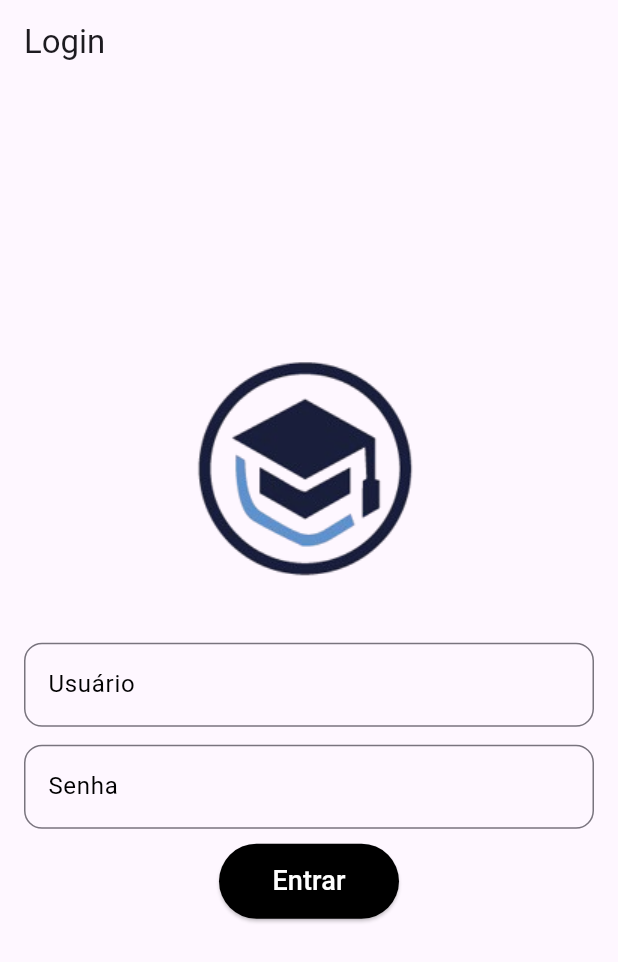
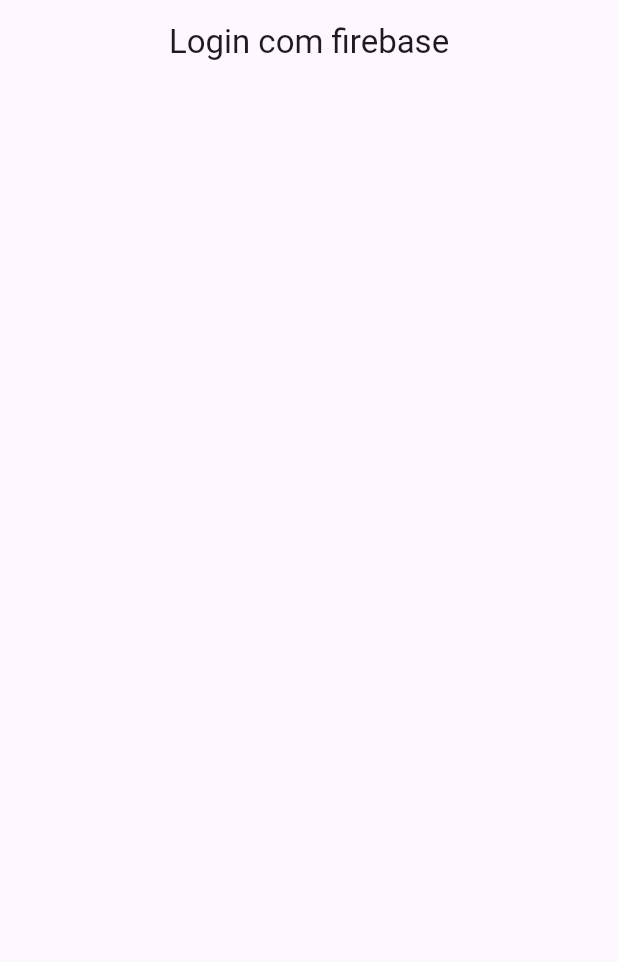
Before and after one commit to VinioVnz/utilidades, a Flutter app: the screen it shows after launch, on a phone screen of 412 x 824 dp. Shown: the top 962 px of the screen. Run offline on Flutter 3.47's test engine with Material 3 defaults, Android fonts, the phone set to English and light mode, and no system bars; our stand-ins replace firebase_core, flutter_bloc, flutter_multi_formatter, flutter_riverpod, font_awesome_flutter, shared_preferences and 1 more; accounts and stored records are empty; generated files the repository leaves out were written again.

Commit message:
firebase

```diff
--- /dev/null
+++ b/devtools_options.yaml
@@ -0,0 +1,3 @@
+description: This file stores settings for Dart & Flutter DevTools.
+documentation: https://docs.flutter.dev/tools/devtools/extensions#configure-extension-enablement-states
+extensions:
--- a/lib/src/app/app_widget.dart
+++ b/lib/src/app/app_widget.dart
@@ -1,5 +1,6 @@
 import 'package:flutter/material.dart';
 import 'package:utilidades/src/app/app_routes.dart';
+import 'package:utilidades/src/views/firebase_login_view.dart';
 import 'package:utilidades/src/views/login_view.dart';
 
 class AppWidget extends StatelessWidget {
@@ -10,9 +11,10 @@ class AppWidget extends StatelessWidget {
     return MaterialApp(
       debugShowCheckedModeBanner: false,
       title: "Utilidades",
-      initialRoute: "/home",
+      initialRoute: "/loginfirebase",
       routes: {
         '/login' :(context) => LoginView(),
+        '/loginfirebase' : (context) => FirebaseLoginView(),
         ...generateRoutes()
       },
     );
--- /dev/null
+++ b/lib/src/explicacao.txt
@@ -0,0 +1,21 @@
+FIREBASE
+firebase é uma plataforma da google para desenvolvimento de aplicativos
+web e mobile ele forece um conjunto de serviços prontos que ajudam você a
+construir, melhorar e escalar aplicativos rapidamente, 'sem precisar criar tudo
+no back-end'
+
+PRINCIPAIS FUNCIONALIDADES
+- Autenticação - login com e-mail/senha, google, facebook, apple, telefone e etc
+- Firestate - banco de dados noSQL em tempo real, escalável e com sincronização
+automática
+- Realtime database - banco de dados noSQL com foco em dados em tempo real
+- Storage - Armazenamento de arquivos(imagens, videos, pdf e etc)
+- Hosting - hospedagem rápida para sites estáticos como flutter web, react, angular e etc
+- Functios - funções servless com node.js para lógica no back-end
+- Analytics - monitoramento de uso, comportamento de usuário, eventos e etc
+- Crashlytics - relatórios de erros em tempo real(crash reports)
+- remote configs - personalização de comportamento do app remotamente
+- cloud messaging (FCM) - envio de notificações push para android, ios e web
+
+O firebase tem um plano gratuito para pequenos projetos e é bem generoso e um plano
+pago para projetos que escalaram.
--- /dev/null
+++ b/lib/src/views/firebase_login_view.dart
@@ -0,0 +1,20 @@
+import 'package:flutter/material.dart';
+
+class FirebaseLoginView extends StatefulWidget {
+  const FirebaseLoginView({super.key});
+
+  @override
+  State<FirebaseLoginView> createState() => _FirebaseLoginViewState();
+}
+
+class _FirebaseLoginViewState extends State<FirebaseLoginView> {
+  @override
+  Widget build(BuildContext context) {
+    return Scaffold(
+      appBar: AppBar(title: Text('Login com firebase'), centerTitle: true),
+      body: Padding(
+        padding: EdgeInsets.all(24)
+        ),
+    );
+  }
+}
--- a/pubspec.yaml
+++ b/pubspec.yaml
@@ -7,6 +7,9 @@ environment:
   sdk: ^3.8.0
 
 dependencies:
+  cloud_firestore: ^5.6.12
+  firebase_auth: ^5.7.0
+  firebase_core: ^3.15.2
   flutter:
     sdk: flutter
   flutter_bloc: ^9.1.1
```
Also changed, not shown: lib/main.dart (+7 -2 lines), lib/src/models/usuario_model.dart (added, +27 -0 lines), firebase.json (added), pubspec.lock, 6 other files.
